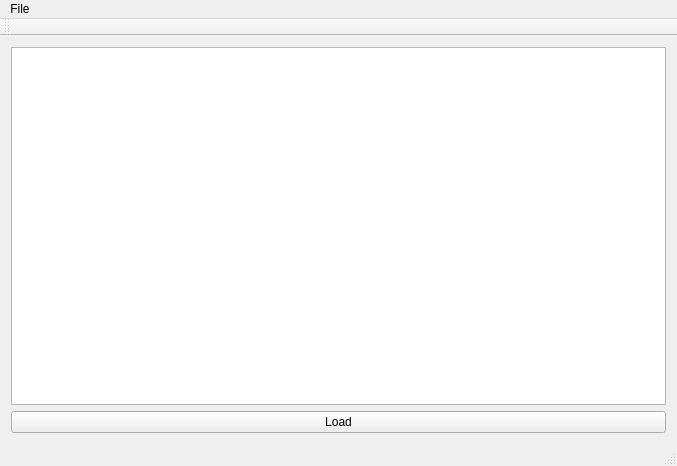
The window that image.ui (brettalcox/ImageViewer) describes before a commit, drawn with Qt 5.
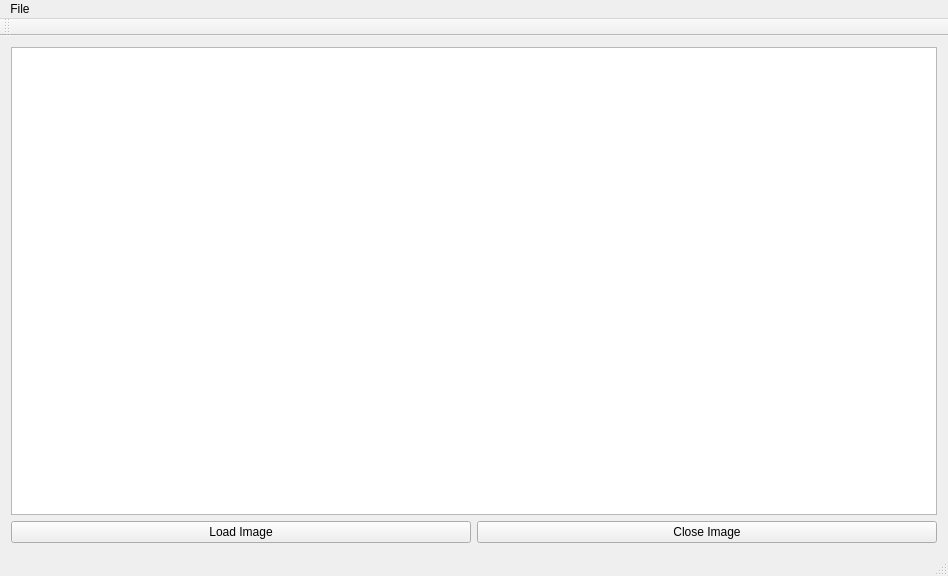
The same window after the commit.

Commit message: open/close dialogs for image files. basic functionality now

Patch:
```diff
--- a/image.ui
+++ b/image.ui
@@ -6,8 +6,8 @@
    <rect>
     <x>0</x>
     <y>0</y>
-    <width>677</width>
-    <height>466</height>
+    <width>948</width>
+    <height>576</height>
    </rect>
   </property>
   <property name="windowTitle">
@@ -15,7 +15,7 @@
   </property>
   <widget class="QWidget" name="centralWidget">
    <layout class="QGridLayout" name="gridLayout">
-    <item row="0" column="0">
+    <item row="0" column="0" colspan="2">
      <widget class="QGraphicsView" name="graphicsView">
       <property name="sizeAdjustPolicy">
        <enum>QAbstractScrollArea::AdjustToContentsOnFirstShow</enum>
@@ -39,7 +39,14 @@
     <item row="1" column="0">
      <widget class="QPushButton" name="pushButton">
       <property name="text">
-       <string>Load</string>
+       <string>Load Image</string>
+      </property>
+     </widget>
+    </item>
+    <item row="1" column="1">
+     <widget class="QPushButton" name="closeButton">
+      <property name="text">
+       <string>Close Image</string>
       </property>
      </widget>
     </item>
@@ -50,8 +57,8 @@
     <rect>
      <x>0</x>
      <y>0</y>
-     <width>677</width>
-     <height>19</height>
+     <width>948</width>
+     <height>21</height>
     </rect>
    </property>
    <widget class="QMenu" name="menuFile">
```
Left out of the diff: 8 changed lines with no effect on the pictures. The commit also changes 3 other files.
